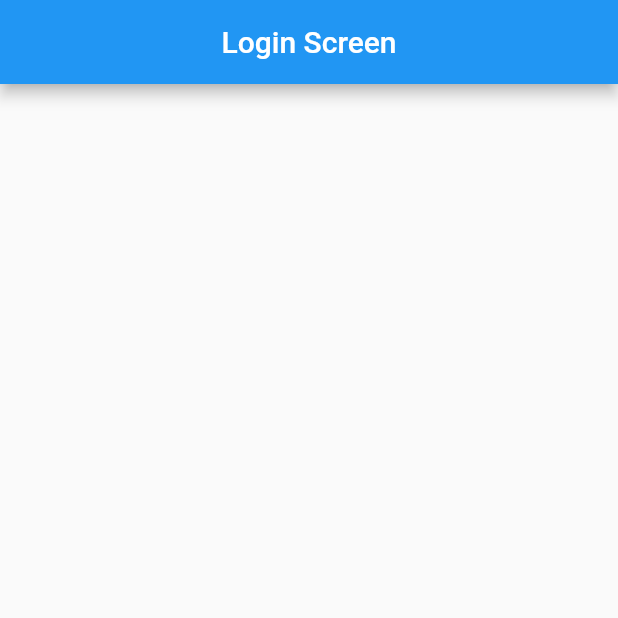
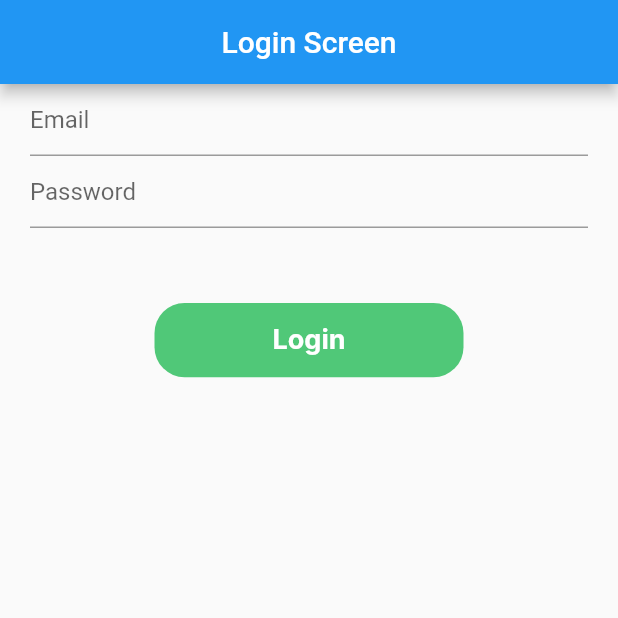
Before and after one commit to muneeb-shahid/GetX-Flutter-State-Management, a Flutter app: the screen it shows after launch, on a phone screen of 412 x 824 dp, the top half of it. Run offline on Flutter 3.47's test engine with Material 2 defaults, Android fonts, the phone set to English and light mode, and no system bars; our stand-ins replace get, image_picker; Roboto replaces fonts that are missing (Inter).

Commit message:
commit this

```diff
--- a/lib/Constants/Constants_Colors.dart
+++ b/lib/Constants/Constants_Colors.dart
@@ -1,6 +1,11 @@
 import 'package:flutter/widgets.dart';
 
-class Constants_Colors{
+class Constants_Colors {
   static var White_Color = const Color(0xffFFFFFFFFF);
-
+  static var black_color = Color(0xff000000);
+  static var green_color = Color(0xff50C878);
+  static var black_theme = Color(0xff000000);
+  static var white_theme = Color(0xffFFFFFF);
+  static var blue_theme = Color(0xff6AB9FE);
+  static var red_theme = Color(0xffFF0000);
 }
--- a/lib/controller/Login Controller/Login Controller.dart
+++ b/lib/controller/Login Controller/Login Controller.dart
@@ -1,5 +1,8 @@
+import 'package:flutter/widgets.dart';
 import 'package:get/get.dart';
 
 class Login_Controller extends GetxController {
+  final emailController = TextEditingController().obs;
+  final passwordController = TextEditingController().obs;
 
 }
--- a/lib/view/Login/Login .dart
+++ b/lib/view/Login/Login .dart
@@ -1,21 +1,64 @@
 import 'package:flutter/material.dart';
 import 'package:flutter/src/widgets/framework.dart';
 import 'package:flutter/src/widgets/placeholder.dart';
+import 'package:get/get.dart';
+
+import '../../Constants/Constants_Colors.dart';
+import '../../controller/Login Controller/Login Controller.dart';
 
 class LoginView extends StatelessWidget {
-  const LoginView({super.key});
+  LoginView({super.key});
 
   @override
   Widget build(BuildContext context) {
+    Login_Controller _login_Controller = Get.put(Login_Controller());
     return Scaffold(
       appBar: AppBar(
         title: Text("Login Screen"),
         centerTitle: true,
       ),
       body: Column(
-
         children: [
-
+          Padding(
+            padding: EdgeInsets.fromLTRB(20, 0, 20, 0),
+            child: TextField(
+              controller: _login_Controller.emailController.value,
+              decoration: InputDecoration(hintText: 'Email'),
+            ),
+          ),
+          Padding(
+            padding: EdgeInsets.fromLTRB(20, 0, 20, 0),
+            child: TextField(
+              controller: _login_Controller.passwordController.value,
+              decoration: InputDecoration(hintText: 'Password'),
+            ),
+          ),
+          SizedBox(
+            height: 50,
+          ),
+          GestureDetector(
+            onTap: () {},
+            child: Padding(
+              padding: const EdgeInsets.only(left: 20, right: 20),
+              child: Container(
+                height: MediaQuery.of(context).size.height * 0.06,
+                width: MediaQuery.of(context).size.width * 0.50,
+                decoration: BoxDecoration(
+                  borderRadius: BorderRadius.circular(20),
+                  color: Constants_Colors.green_color,
+                ),
+                child: Center(
+                    child: Text(
+                  'Login',
+                  style: TextStyle(
+                      fontFamily: 'Inter',
+                      fontSize: 18,
+                      fontWeight: FontWeight.w700,
+                      color: Constants_Colors.White_Color),
+                )),
+              ),
+            ),
+          ),
         ],
       ),
     );
--- a/pubspec.yaml
+++ b/pubspec.yaml
@@ -37,6 +37,7 @@ dependencies:
   cupertino_icons: ^1.0.2
   get: ^4.6.5
   image_picker:
+  http:
 
 dev_dependencies:
   flutter_test:
```
Also changed, not shown: pubspec.lock.
